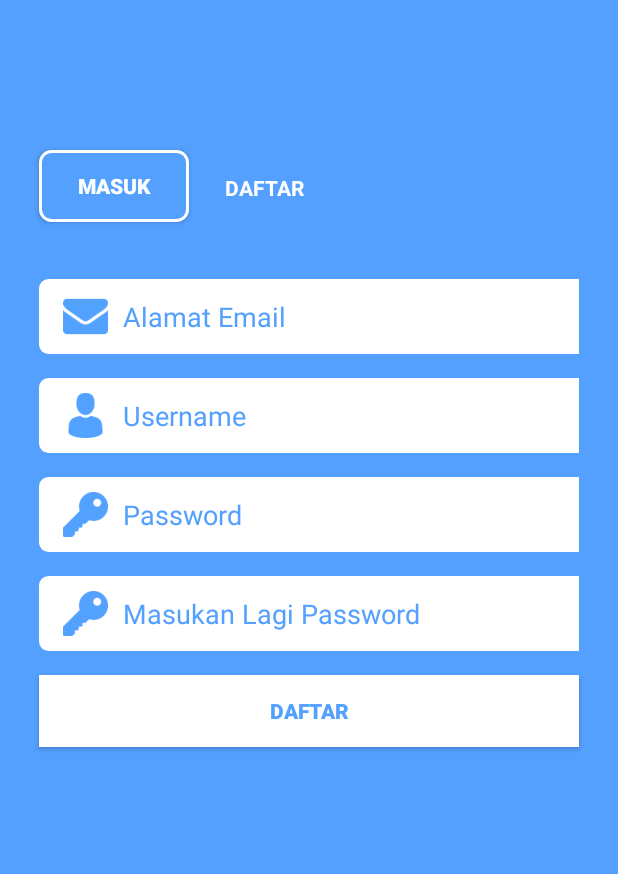
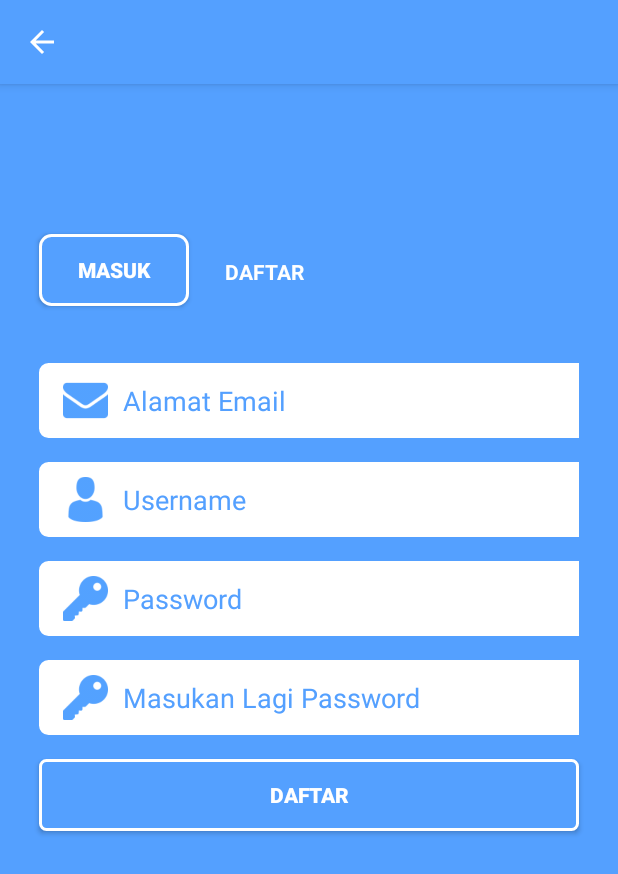
Before and after one commit to geryakbarf/RakitYuk, an Android app: the SignActivity screen opened directly, with no data from a screen before it, after a tap on "DAFTAR", on a phone screen of 412 x 824 dp. Shown: the top 874 px of the screen. Run offline under Robolectric (Android 15) with nearby library versions, the phone set to English and light mode, and no system bars.

Commit message:
Update V0.1

```diff
--- a/app/src/main/java/xyz/geryakbarf/rakityuk/ui/SignActivity.kt
+++ b/app/src/main/java/xyz/geryakbarf/rakityuk/ui/SignActivity.kt
@@ -1,7 +1,7 @@
 package xyz.geryakbarf.rakityuk.ui
 
+import android.os.Bundle
 import androidx.appcompat.app.AppCompatActivity
-import android.os.Bundle
 import androidx.fragment.app.FragmentManager
 import androidx.fragment.app.FragmentTransaction
 import xyz.geryakbarf.rakityuk.R
@@ -12,7 +12,8 @@ class SignActivity : AppCompatActivity() {
     override fun onCreate(savedInstanceState: Bundle?) {
         super.onCreate(savedInstanceState)
         setContentView(R.layout.activity_signin)
-        supportActionBar?.hide()
+        supportActionBar?.title = ""
+        supportActionBar?.setDisplayHomeAsUpEnabled(true)
         loadFragment()
 
     }
@@ -21,7 +22,7 @@ class SignActivity : AppCompatActivity() {
         val t: FragmentManager = supportFragmentManager
         val r : FragmentTransaction = t.beginTransaction()
         val loginFragment = LoginFragment()
-        r?.replace(R.id.fragment, loginFragment)
-        r?.commit()
+        r.replace(R.id.fragment, loginFragment)
+        r.commit()
     }
 }
--- a/app/src/main/java/xyz/geryakbarf/rakityuk/ui/fragment/DiskusiFragment.kt
+++ b/app/src/main/java/xyz/geryakbarf/rakityuk/ui/fragment/DiskusiFragment.kt
@@ -15,7 +15,6 @@ class DiskusiFragment : Fragment() {
         container: ViewGroup?,
         savedInstanceState: Bundle?
     ): View? {
-        val view : View = inflater.inflate(R.layout.fragment_diskusi,container,false)
-        return view
+        return inflater.inflate(R.layout.fragment_diskusi, container, false)
     }
 }
--- a/app/src/main/java/xyz/geryakbarf/rakityuk/ui/fragment/HomeFragment.kt
+++ b/app/src/main/java/xyz/geryakbarf/rakityuk/ui/fragment/HomeFragment.kt
@@ -15,7 +15,6 @@ class HomeFragment : Fragment() {
         container: ViewGroup?,
         savedInstanceState: Bundle?
     ): View? {
-        val view : View = inflater.inflate(R.layout.fragment_home,container,false)
-        return view
+        return inflater.inflate(R.layout.fragment_home, container, false)
     }
 }
--- a/app/src/main/java/xyz/geryakbarf/rakityuk/ui/fragment/LoginFragment.kt
+++ b/app/src/main/java/xyz/geryakbarf/rakityuk/ui/fragment/LoginFragment.kt
@@ -16,8 +16,7 @@ class LoginFragment : Fragment(),View.OnClickListener {
         container: ViewGroup?,
         savedInstanceState: Bundle?
     ): View? {
-        val view : View = inflater.inflate(R.layout.fragment_login, container, false)
-        return view
+        return inflater.inflate(R.layout.fragment_login, container, false)
     }
 
     override fun onViewCreated(view: View, savedInstanceState: Bundle?) {
--- a/app/src/main/java/xyz/geryakbarf/rakityuk/ui/fragment/RakitFragment.kt
+++ b/app/src/main/java/xyz/geryakbarf/rakityuk/ui/fragment/RakitFragment.kt
@@ -15,8 +15,7 @@ class RakitFragment : Fragment() {
         container: ViewGroup?,
         savedInstanceState: Bundle?
     ): View? {
-        val view : View = inflater.inflate(R.layout.fragment_rakit,container,false)
 
-        return view
+        return inflater.inflate(R.layout.fragment_rakit, container, false)
     }
 }
--- a/app/src/main/java/xyz/geryakbarf/rakityuk/ui/fragment/RegisterFragment.kt
+++ b/app/src/main/java/xyz/geryakbarf/rakityuk/ui/fragment/RegisterFragment.kt
@@ -16,9 +16,8 @@ class RegisterFragment : Fragment(), View.OnClickListener{
         container: ViewGroup?,
         savedInstanceState: Bundle?
     ): View? {
-        val view : View = inflater.inflate(R.layout.fragment_register, container, false)
 
-        return view
+        return inflater.inflate(R.layout.fragment_register, container, false)
     }
 
     override fun onViewCreated(view: View, savedInstanceState: Bundle?) {
--- /dev/null
+++ b/app/src/main/res/drawable/button.xml
@@ -0,0 +1,11 @@
+<?xml version="1.0" encoding="utf-8"?>
+<selector xmlns:android="http://schemas.android.com/apk/res/android">
+
+    <item>
+        <shape android:shape="rectangle">
+            <solid android:color="@color/colorPrimary" />
+            <stroke android:width="2dp" android:color="@android:color/white" />
+            <corners android:radius="4dp" />
+        </shape>
+    </item>
+</selector>
--- a/app/src/main/res/layout/activity_main.xml
+++ b/app/src/main/res/layout/activity_main.xml
@@ -29,7 +29,7 @@
 
     <Button
         android:id="@+id/btnSkip"
-        android:background="@drawable/button_border"
+        android:background="@drawable/button"
         android:layout_width="wrap_content"
         android:layout_height="40dp"
         android:text="@string/lewati"
@@ -44,7 +44,7 @@
         android:id="@+id/btnLogin"
         android:layout_width="wrap_content"
         android:layout_height="40dp"
-        android:background="@drawable/button_border"
+        android:background="@drawable/button"
         android:text="@string/login"
         android:textStyle="bold"
         android:textColor="@android:color/white"
--- a/app/src/main/res/layout/fragment_login.xml
+++ b/app/src/main/res/layout/fragment_login.xml
@@ -110,16 +110,15 @@
 
         <Button
             android:id="@+id/btnMasuk"
-
             android:layout_width="match_parent"
             android:layout_height="wrap_content"
             android:layout_marginStart="26dp"
             android:layout_marginTop="26dp"
             android:layout_marginEnd="26dp"
             android:layout_marginBottom="26dp"
-            android:background="@android:color/white"
+            android:background="@drawable/button"
             android:text="@string/signin"
-            android:textColor="@color/colorPrimary"
+            android:textColor="@android:color/white"
             android:textStyle="bold"
             app:layout_constraintBottom_toBottomOf="parent"
             app:layout_constraintEnd_toEndOf="parent"
--- a/app/src/main/res/layout/fragment_register.xml
+++ b/app/src/main/res/layout/fragment_register.xml
@@ -185,9 +185,9 @@
             android:layout_marginTop="16dp"
             android:layout_marginEnd="26dp"
             android:layout_marginBottom="26dp"
-            android:background="@android:color/white"
+            android:background="@drawable/button"
             android:text="@string/daftar__"
-            android:textColor="@color/colorPrimary"
+            android:textColor="@android:color/white"
             android:textStyle="bold"
             app:layout_constraintBottom_toBottomOf="parent"
             app:layout_constraintEnd_toEndOf="parent"
```
Also changed, not shown: app/src/main/AndroidManifest.xml (+9 -3 lines), app/src/main/java/xyz/geryakbarf/rakityuk/ui/WelcomeActivity.kt (+6 -8 lines).
